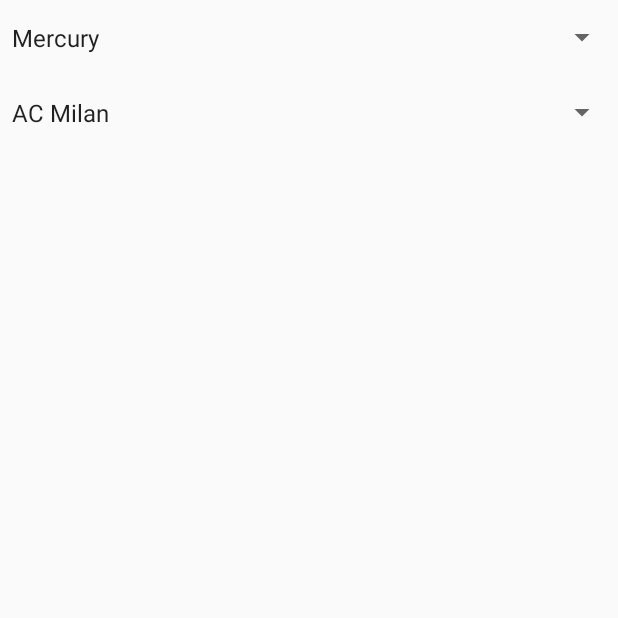
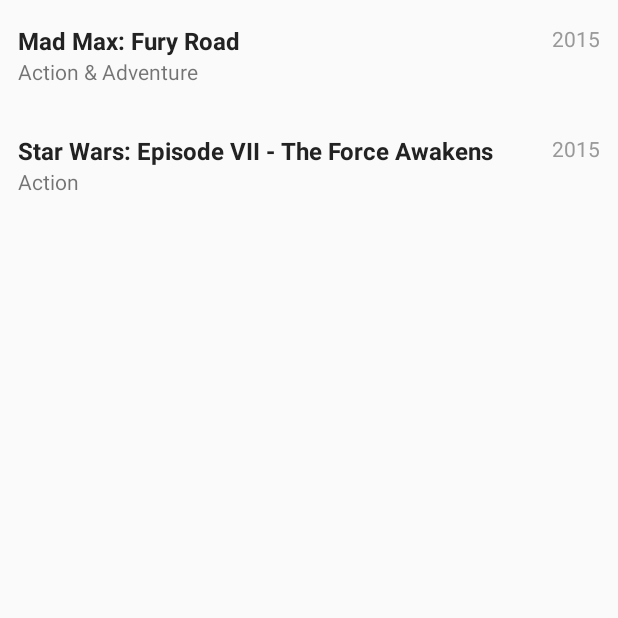
Before and after one commit to feetbo90/ProgrammingMaster2, an Android app: the screen it shows after launch (BelajarSpinner before the commit, CustomList after it), on a phone screen of 412 x 824 dp, the top half of it. Run offline under Robolectric (Android 15) with nearby library versions, the light colour scheme and no system bars.

Commit message:
list custom

```diff
--- a/app/build.gradle
+++ b/app/build.gradle
@@ -28,6 +28,7 @@
     implementation 'com.android.support:appcompat-v7:28.0.0'
     implementation 'com.android.support.constraint:constraint-layout:1.1.3'
     implementation 'com.android.support:support-v4:28.0.0'
+    implementation 'com.android.support:recyclerview-v7:28.0.0'
     testImplementation 'junit:junit:4.12'
     androidTestImplementation 'com.android.support.test:runner:1.0.2'
     androidTestImplementation 'com.android.support.test.espresso:espresso-core:3.0.2'
--- a/app/src/main/AndroidManifest.xml
+++ b/app/src/main/AndroidManifest.xml
@@ -9,7 +9,7 @@
         android:roundIcon="@mipmap/ic_launcher_round"
         android:supportsRtl="true"
         android:theme="@style/AppTheme">
-        <activity android:name=".BelajarSpinner">
+        <activity android:name=".CustomList">
             <intent-filter>
                 <action android:name="android.intent.action.MAIN" />
 
@@ -21,7 +21,8 @@
         <activity android:name=".LoginActivity" />
         <activity android:name=".BelajarFragment" />
         <activity android:name=".ActivityFragmentDynamic" />
-        <activity android:name=".RadioGroupActivity"></activity>
+        <activity android:name=".RadioGroupActivity" />
+        <activity android:name=".BelajarSpinner"/>
     </application>
 
 </manifest>
--- /dev/null
+++ b/app/src/main/java/master/programming/programmingmaster/CustomList.kt
@@ -0,0 +1,53 @@
+package master.programming.programmingmaster
+
+import android.support.v7.app.AppCompatActivity
+import android.os.Bundle
+import android.support.v7.widget.LinearLayoutManager
+import kotlinx.android.synthetic.main.activity_custom_list.*
+import master.programming.programmingmaster.adapter.movieAdapter
+import master.programming.programmingmaster.model.Movie
+import android.widget.LinearLayout
+import android.widget.Toast
+
+
+class CustomList : AppCompatActivity(), movieAdapter.onSuggestResultListener {
+    override fun onSuggestResult(posisi: Int) {
+
+        Toast.makeText(applicationContext, "${movieList.get(posisi).title}", Toast.LENGTH_LONG).show()
+
+    }
+
+
+    private val movieList = ArrayList<Movie>()
+    private var moviesAdapter : movieAdapter? = null
+
+    override fun onCreate(savedInstanceState: Bundle?) {
+        super.onCreate(savedInstanceState)
+        setContentView(R.layout.activity_custom_list)
+
+        var movie = Movie("Mad Max: Fury Road", "Action & Adventure", "2015")
+        movieList.add(movie)
+
+        movie = Movie("Star Wars: Episode VII - The Force Awakens", "Action", "2015")
+        movieList.add(movie)
+        moviesAdapter = movieAdapter(movieList, applicationContext)
+        recycler_view.layoutManager = LinearLayoutManager(this, LinearLayout.VERTICAL, false)
+
+        moviesAdapter?.setOnSuggestResultListener(this)
+        recycler_view.adapter = moviesAdapter
+
+
+
+    }
+
+
+    private fun prepareMovieData() {
+
+        var movie = Movie("Mad Max: Fury Road", "Action & Adventure", "2015")
+        movieList.add(movie)
+
+        movie = Movie("Star Wars: Episode VII - The Force Awakens", "Action", "2015")
+        movieList.add(movie)
+
+    }
+}
--- /dev/null
+++ b/app/src/main/java/master/programming/programmingmaster/adapter/movieAdapter.kt
@@ -0,0 +1,74 @@
+package master.programming.programmingmaster.adapter
+
+import android.content.Context
+import android.support.v7.widget.RecyclerView
+import android.util.Log
+import android.view.LayoutInflater
+import android.view.View
+import android.view.ViewGroup
+import android.widget.AdapterView
+import android.widget.TextView
+import master.programming.programmingmaster.R
+import master.programming.programmingmaster.model.Movie
+
+
+
+
+class movieAdapter(val movieList : ArrayList<Movie>, val context: Context) : RecyclerView.Adapter<movieAdapter.ViewHolder>(){
+
+
+    override fun onCreateViewHolder(parent: ViewGroup, p1: Int): ViewHolder {
+        val v = LayoutInflater.from(parent.context).inflate(R.layout.movie_list_row, parent, false)
+        return movieAdapter.ViewHolder(v)
+    }
+
+    override fun onBindViewHolder(holder: ViewHolder, position: Int) {
+        holder?.genre?.text = movieList.get(position).genre
+        holder?.title?.text = movieList.get(position).title
+        holder?.year?.text = movieList.get(position).year
+
+    }
+
+
+    private companion object {
+        var callback: onSuggestResultListener? = null
+    }
+
+
+    override fun getItemCount(): Int {
+
+        return movieList.size
+    }
+
+
+    class ViewHolder(itemView : View) : RecyclerView.ViewHolder(itemView){
+
+        //private val itemClickListener: AdapterView.OnItemClickListener? = null
+        var genre : TextView? = null
+        var title : TextView? = null
+        var year : TextView? = null
+
+        init{
+            genre = itemView.findViewById(R.id.genre)
+            title = itemView.findViewById(R.id.title)
+            year = itemView.findViewById(R.id.year)
+            itemView.setOnClickListener{
+
+                var value = adapterPosition
+                callback?.onSuggestResult(value)
+
+
+            }
+        }
+    }
+
+    interface onSuggestResultListener {
+        fun onSuggestResult(posisi : Int)
+    }
+
+    fun setOnSuggestResultListener(x: onSuggestResultListener) {
+        callback = x
+    }
+
+
+}
--- /dev/null
+++ b/app/src/main/java/master/programming/programmingmaster/model/Movie.kt
@@ -0,0 +1,9 @@
+package master.programming.programmingmaster.model
+
+class Movie(title: String, genre: String, year: String) {
+    var title: String? = title
+    var genre: String? = genre
+    var year: String? = year
+
+
+}
--- /dev/null
+++ b/app/src/main/res/layout/activity_custom_list.xml
@@ -0,0 +1,16 @@
+<?xml version="1.0" encoding="utf-8"?>
+<LinearLayout xmlns:android="http://schemas.android.com/apk/res/android"
+    xmlns:app="http://schemas.android.com/apk/res-auto"
+    xmlns:tools="http://schemas.android.com/tools"
+    android:layout_width="match_parent"
+    android:layout_height="match_parent"
+    android:orientation="vertical"
+    tools:context=".CustomList">
+
+    <android.support.v7.widget.RecyclerView
+        android:id="@+id/recycler_view"
+        android:layout_width="match_parent"
+        android:layout_height="wrap_content"
+        android:scrollbars="vertical" />
+
+</LinearLayout>
--- /dev/null
+++ b/app/src/main/res/layout/movie_list_row.xml
@@ -0,0 +1,39 @@
+<?xml version="1.0" encoding="utf-8"?>
+<RelativeLayout xmlns:android="http://schemas.android.com/apk/res/android"
+    android:layout_width="match_parent"
+    android:layout_height="wrap_content"
+    android:background="?android:attr/selectableItemBackground"
+    android:clickable="true"
+    android:focusable="true"
+    android:orientation="vertical"
+    android:paddingBottom="@dimen/row_padding_vertical"
+    android:paddingLeft="@dimen/activity_horizontal_margin"
+    android:paddingRight="@dimen/activity_horizontal_margin"
+    android:paddingTop="@dimen/row_padding_vertical">
+
+    <TextView
+        android:id="@+id/title"
+        android:layout_width="match_parent"
+        android:layout_height="wrap_content"
+        android:layout_alignParentTop="true"
+        android:textColor="@color/title"
+        android:text="@string/title"
+        android:textSize="16sp"
+        android:textStyle="bold" />
+
+    <TextView
+        android:id="@+id/genre"
+        android:text="@string/genre"
+        android:layout_width="match_parent"
+        android:layout_height="wrap_content"
+        android:layout_below="@id/title" />
+
+    <TextView
+        android:id="@+id/year"
+        android:text="string/year"
+        android:layout_width="wrap_content"
+        android:layout_height="wrap_content"
+        android:layout_alignParentRight="true"
+        android:textColor="@color/year" />
+
+</RelativeLayout>
--- a/app/src/main/res/values/colors.xml
+++ b/app/src/main/res/values/colors.xml
@@ -3,4 +3,6 @@
     <color name="colorPrimary">#bcc1da</color>
     <color name="colorPrimaryDark">#303F9F</color>
     <color name="colorAccent">#FF4081</color>
+    <color name="year">#999999</color>
+    <color name="title">#222222</color>
 </resources>
--- /dev/null
+++ b/app/src/main/res/values/dimens.xml
@@ -0,0 +1,5 @@
+<?xml version="1.0" encoding="utf-8"?>
+<resources>
+    <dimen name="row_padding_vertical">16dp</dimen>
+    <dimen name="activity_horizontal_margin">12dp</dimen>
+</resources>
--- a/app/src/main/res/values/strings.xml
+++ b/app/src/main/res/values/strings.xml
@@ -23,6 +23,8 @@
     <string name="ninjas">Ninjas</string>
     <string name="developer">Developer</string>
     <string name="programmer">Programmer</string>
+    <string name="title">Title</string>
+    <string name="genre">Genre</string>
 
     <string-array name="planets_array">
         <item>Mercury</item>
```
